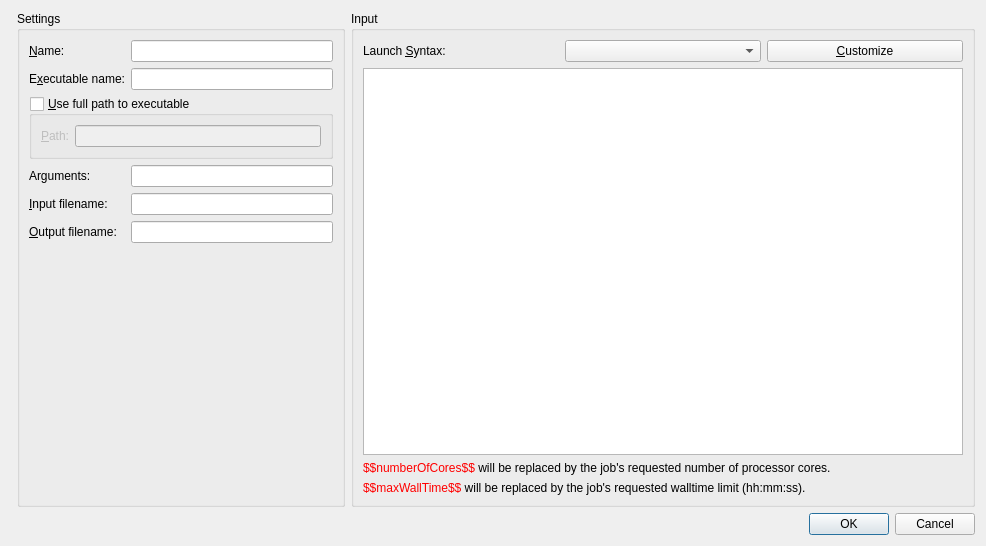
OpenChemistry/molequeue, file molequeue/ui/programconfiguredialog.ui: the form before one commit.
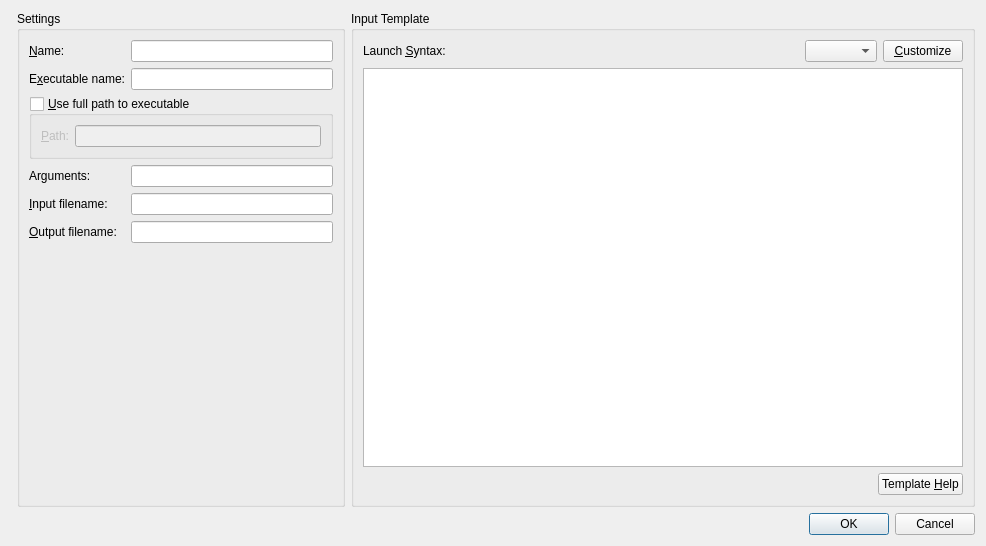
The form after the commit.

What changed in the file:
```diff
--- a/molequeue/ui/programconfiguredialog.ui
+++ b/molequeue/ui/programconfiguredialog.ui
@@ -27,10 +27,12 @@
    <item row="0" column="2">
     <widget class="QGroupBox" name="groupBox_2">
      <property name="title">
-      <string>Input</string>
+      <string>Input Template</string>
      </property>
-     <layout class="QGridLayout" name="gridLayout_3">
-      <item row="0" column="0">
+     <layout class="QVBoxLayout" name="verticalLayout_2">
+      <item>
+       <layout class="QHBoxLayout" name="horizontalLayout">
+        <item>
        <widget class="QLabel" name="label_2">
         <property name="text">
          <string>Launch &amp;Syntax:</string>
@@ -40,24 +42,32 @@
         </property>
        </widget>
       </item>
-      <item row="2" column="0" colspan="3">
-       <widget class="QLabel" name="label_8">
-        <property name="text">
-         <string>&lt;html&gt;&lt;head/&gt;&lt;body&gt;&lt;p&gt;&lt;span style=&quot; color:#ff0000;&quot;&gt;$$numberOfCores$$&lt;/span&gt;&lt;span style=&quot; color:#000000;&quot;&gt; will be replaced by the job's requested number of processor cores.&lt;/span&gt;&lt;/p&gt;&lt;/body&gt;&lt;/html&gt;</string>
-        </property>
-       </widget>
-      </item>
-      <item row="0" column="1">
+        <item>
+         <spacer name="horizontalSpacer">
+          <property name="orientation">
+           <enum>Qt::Horizontal</enum>
+          </property>
+          <property name="sizeHint" stdset="0">
+           <size>
+            <width>40</width>
+            <height>20</height>
+           </size>
+          </property>
+         </spacer>
+        </item>
+        <item>
        <widget class="QComboBox" name="combo_syntax"/>
       </item>
-      <item row="0" column="2">
+        <item>
        <widget class="QPushButton" name="push_customize">
         <property name="text">
          <string>&amp;Customize</string>
         </property>
        </widget>
       </item>
-      <item row="1" column="0" colspan="3">
+       </layout>
+      </item>
+      <item>
        <widget class="QPlainTextEdit" name="text_launchTemplate">
         <property name="minimumSize">
          <size>
@@ -67,12 +77,29 @@
         </property>
        </widget>
       </item>
-      <item row="3" column="0" colspan="3">
-       <widget class="QLabel" name="label_9">
+      <item>
+       <layout class="QHBoxLayout" name="horizontalLayout_2">
+        <item>
+         <spacer name="horizontalSpacer_2">
+          <property name="orientation">
+           <enum>Qt::Horizontal</enum>
+          </property>
+          <property name="sizeHint" stdset="0">
+           <size>
+            <width>40</width>
+            <height>20</height>
+           </size>
+          </property>
+         </spacer>
+        </item>
+        <item>
+         <widget class="QPushButton" name="templateHelpButton">
         <property name="text">
-         <string>&lt;html&gt;&lt;head/&gt;&lt;body&gt;&lt;p&gt;&lt;span style=&quot; color:#ff0000;&quot;&gt;$$maxWallTime$$&lt;/span&gt;&lt;span style=&quot; color:#000000;&quot;&gt; will be replaced by the job's requested walltime limit (hh:mm:ss).&lt;/span&gt;&lt;/p&gt;&lt;/body&gt;&lt;/html&gt;</string>
-        </property>
-       </widget>
+           <string>Template &amp;Help</string>
+          </property>
+         </widget>
+        </item>
+       </layout>
       </item>
      </layout>
     </widget>
```
Left out of the diff: 2 changed lines with no effect on the pictures. Lines whose indentation alone changed are shown as unchanged.
